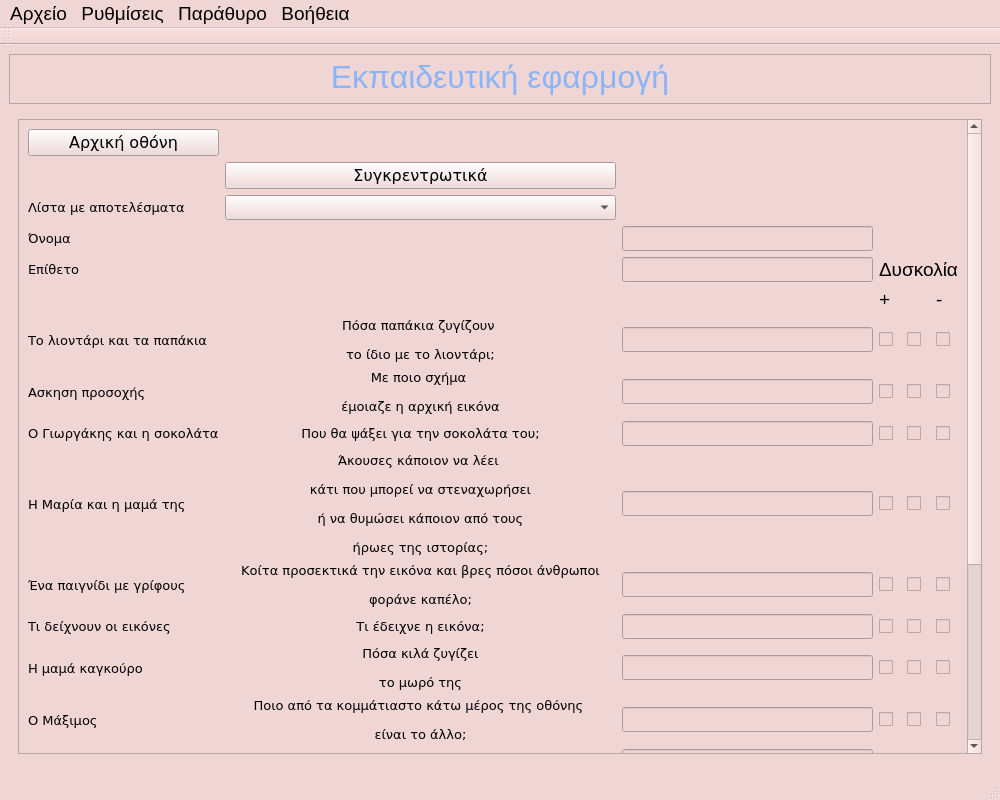
Before: the Qt Designer form user_interface/resources/menu.ui in smattha/robotHuman, drawn with Qt 5.
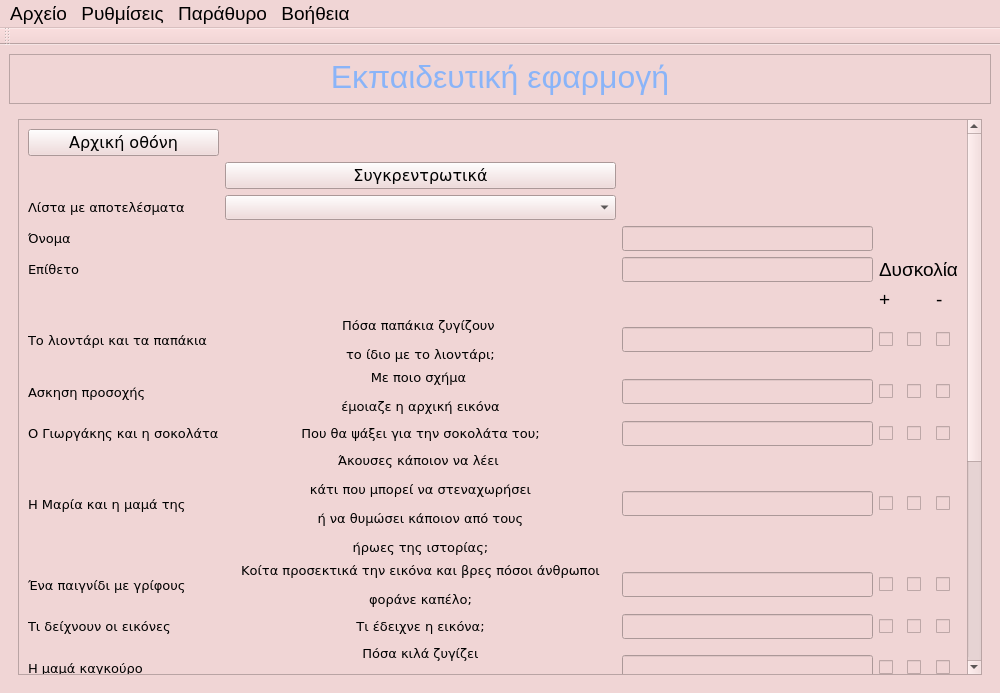
After: the same form once the commit is applied. The open tabs and pages were chosen to show the change.

```diff
--- a/user_interface/resources/menu.ui
+++ b/user_interface/resources/menu.ui
@@ -10,7 +10,7 @@
     <x>0</x>
     <y>0</y>
     <width>1000</width>
-    <height>800</height>
+    <height>693</height>
    </rect>
   </property>
   <property name="sizePolicy">
@@ -871,7 +871,7 @@
                <x>0</x>
                <y>0</y>
                <width>946</width>
-               <height>891</height>
+               <height>890</height>
               </rect>
              </property>
              <layout class="QGridLayout" name="gridLayout_7">
@@ -2331,7 +2331,6 @@
    <addaction name="menuWindows"/>
    <addaction name="menuHelp"/>
   </widget>
-  <widget class="QStatusBar" name="statusbar"/>
   <widget class="QToolBar" name="toolBar">
    <property name="windowTitle">
     <string>toolBar</string>
```
Left out of the diff: 6 changed lines with no effect on the pictures.
